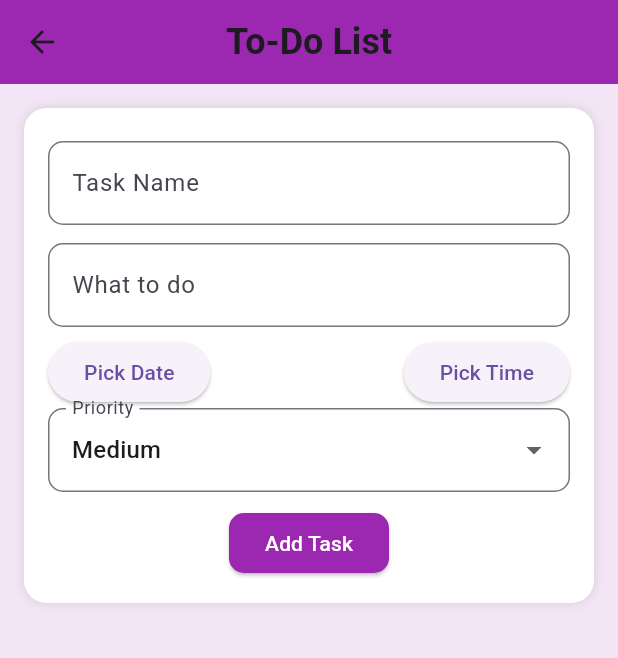
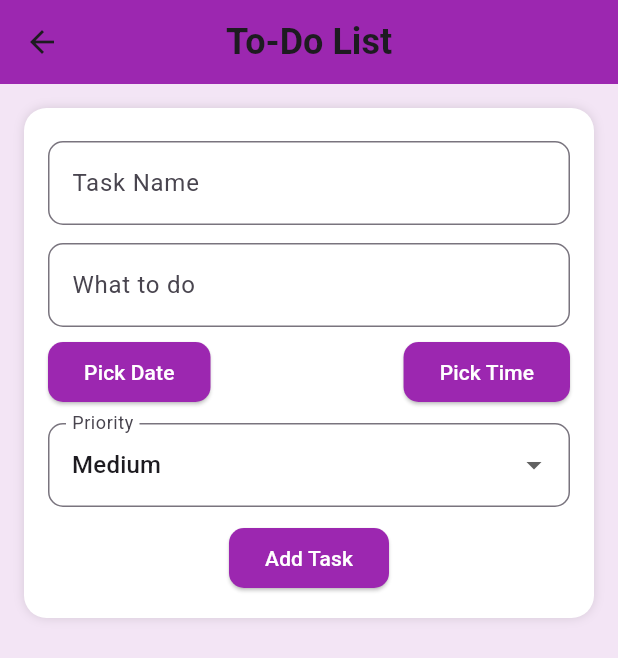
Before and after one commit to Yash29739/SafeHood, a Flutter app: the ToDoListScreen screen opened directly, after a tap on "Add Task", on a phone screen of 412 x 824 dp. Shown: the top 658 px of the screen. Run offline on Flutter 3.47's test engine with Material 3 defaults, Android fonts, the light colour scheme and no system bars; our stand-ins replace animated_splash_screen, cloud_firestore, firebase_core, page_transition, shared_preferences; missing offline and left inert: bcrypt; accounts and stored records are empty.

Commit message:
updates: todo list combined wiht firebase

```diff
--- a/lib/subScreens/community/todo_list_screen.dart
+++ b/lib/subScreens/community/todo_list_screen.dart
@@ -1,5 +1,7 @@
+import 'package:cloud_firestore/cloud_firestore.dart';
 import 'package:flutter/material.dart';
 import 'package:intl/intl.dart';
+import 'package:shared_preferences/shared_preferences.dart';
 
 class ToDoListScreen extends StatefulWidget {
   @override
@@ -7,34 +9,67 @@ class ToDoListScreen extends StatefulWidget {
 }
 
 class _ToDoListScreenState extends State<ToDoListScreen> {
-  final List<Map<String, dynamic>> _tasks = [];
   final TextEditingController _taskNameController = TextEditingController();
   final TextEditingController _taskDescController = TextEditingController();
   DateTime? _selectedDate;
   TimeOfDay? _selectedTime;
   String _selectedPriority = 'Medium';
+  String? _userId;
 
-  void _addTask() {
-    if (_taskNameController.text.isEmpty || _selectedDate == null || _selectedTime == null) {
+  @override
+  void initState() {
+    super.initState();
+    _loadUserId();
+  }
+
+  // ✅ Load userId from SharedPreferences
+  Future<void> _loadUserId() async {
+    SharedPreferences prefs = await SharedPreferences.getInstance();
+    setState(() {
+      _userId = prefs.getString('userId');
+    });
+  }
+
+  // ✅ Add task to Firestore
+  void _addTask() async {
+    if (_userId == null) {
+      print('No userId found! Cannot add task.');
       return;
     }
-    setState(() {
-      _tasks.add({
+    if (_taskNameController.text.isEmpty ||
+        _selectedDate == null ||
+        _selectedTime == null) {
+      return;
+    }
+
+    Map<String, dynamic> task = {
       'name': _taskNameController.text,
       'description': _taskDescController.text,
       'date': DateFormat('yyyy-MM-dd').format(_selectedDate!),
       'time': _selectedTime!.format(context),
       'priority': _selectedPriority,
       'completed': false,
-      });
+      'createdAt': FieldValue.serverTimestamp(),
+    };
+
+    // ✅ Add task to 'tasks' collection for the logged-in user
+    await FirebaseFirestore.instance
+        .collection('users')
+        .doc(_userId)
+        .collection('tasks')
+        .add(task);
+
+    // Clear inputs after adding task
     _taskNameController.clear();
     _taskDescController.clear();
+    setState(() {
       _selectedDate = null;
       _selectedTime = null;
       _selectedPriority = 'Medium';
     });
   }
 
+  // ✅ Select date
   void _selectDate() async {
     DateTime? pickedDate = await showDatePicker(
       context: context,
@@ -42,11 +77,14 @@ class _ToDoListScreenState extends State<ToDoListScreen> {
       firstDate: DateTime.now(),
       lastDate: DateTime(2101),
     );
+    if (pickedDate != null) {
       setState(() {
         _selectedDate = pickedDate;
       });
     }
+  }
 
+  // ✅ Select time
   void _selectTime() async {
     TimeOfDay? pickedTime = await showTimePicker(
       context: context,
@@ -59,16 +97,24 @@ class _ToDoListScreenState extends State<ToDoListScreen> {
     }
   }
 
-  void _toggleCompletion(int index) {
-    setState(() {
-      _tasks[index]['completed'] = !_tasks[index]['completed'];
-    });
+  // ✅ Toggle task completion
+  void _toggleCompletion(String taskId, bool isCompleted) async {
+    await FirebaseFirestore.instance
+        .collection('users')
+        .doc(_userId)
+        .collection('tasks')
+        .doc(taskId)
+        .update({'completed': !isCompleted});
   }
 
-  void _deleteTask(int index) {
-    setState(() {
-      _tasks.removeAt(index);
-    });
+  // ✅ Delete task from Firestore
+  void _deleteTask(String taskId) async {
+    await FirebaseFirestore.instance
+        .collection('users')
+        .doc(_userId)
+        .collection('tasks')
+        .doc(taskId)
+        .delete();
   }
 
   @override
@@ -76,7 +122,10 @@ class _ToDoListScreenState extends State<ToDoListScreen> {
     return Scaffold(
       backgroundColor: Colors.purple[50],
       appBar: AppBar(
-        title: Text("To-Do List", style: TextStyle(fontSize: 24, fontWeight: FontWeight.bold)),
+        title: const Text(
+          "To-Do List",
+          style: TextStyle(fontSize: 24, fontWeight: FontWeight.bold),
+        ),
         backgroundColor: Colors.purple,
         centerTitle: true,
       ),
@@ -84,13 +133,16 @@ class _ToDoListScreenState extends State<ToDoListScreen> {
         padding: const EdgeInsets.all(16.0),
         child: Column(
           children: [
+            // ✅ Task Input Form
             Container(
               decoration: BoxDecoration(
                 color: Colors.white,
                 borderRadius: BorderRadius.circular(15),
-                boxShadow: [BoxShadow(color: Colors.black12, blurRadius: 5)],
+                boxShadow: const [
+                  BoxShadow(color: Colors.black12, blurRadius: 5),
+                ],
               ),
-              padding: EdgeInsets.all(16),
+              padding: const EdgeInsets.all(16),
               child: Column(
                 children: [
                   _buildTextField("Task Name", _taskNameController),
@@ -98,17 +150,33 @@ class _ToDoListScreenState extends State<ToDoListScreen> {
                   Row(
                     mainAxisAlignment: MainAxisAlignment.spaceBetween,
                     children: [
-                      _buildDateTimeButton("Select Date", _selectedDate?.toString() ?? "Pick Date", _selectDate),
-                      _buildDateTimeButton("Select Time", _selectedTime?.format(context) ?? "Pick Time", _selectTime),
+                      _buildDateTimeButton(
+                        "Select Date",
+                        _selectedDate == null
+                            ? "Pick Date"
+                            : DateFormat('yyyy-MM-dd').format(_selectedDate!),
+                        _selectDate,
+                      ),
+                      _buildDateTimeButton(
+                        "Select Time",
+                        _selectedTime == null
+                            ? "Pick Time"
+                            : _selectedTime!.format(context),
+                        _selectTime,
+                      ),
                     ],
                   ),
+                  const SizedBox(height: 10),
                   DropdownButtonFormField<String>(
                     value: _selectedPriority,
                     decoration: InputDecoration(
                       labelText: "Priority",
-                      border: OutlineInputBorder(borderRadius: BorderRadius.circular(10)),
+                      border: OutlineInputBorder(
+                        borderRadius: BorderRadius.circular(10),
                       ),
-                    items: ["Low", "Medium", "High"].map((String value) {
+                    ),
+                    items:
+                        ["Low", "Medium", "High"].map((String value) {
                           return DropdownMenuItem<String>(
                             value: value,
                             child: Text(value),
@@ -125,43 +193,94 @@ class _ToDoListScreenState extends State<ToDoListScreen> {
                     onPressed: _addTask,
                     style: ElevatedButton.styleFrom(
                       backgroundColor: Colors.purple,
-                      shape: RoundedRectangleBorder(borderRadius: BorderRadius.circular(10)),
+                      shape: RoundedRectangleBorder(
+                        borderRadius: BorderRadius.circular(10),
                       ),
-                    child: Text("Add Task", style: TextStyle(color: Colors.white)),
+                    ),
+                    child: const Text(
+                      "Add Task",
+                      style: TextStyle(color: Colors.white),
+                    ),
                   ),
                 ],
               ),
             ),
             const SizedBox(height: 20),
+
+            // ✅ Task List Using StreamBuilder
             Expanded(
-              child: ListView.builder(
-                itemCount: _tasks.length,
+              child:
+                  _userId == null
+                      ? const Center(child: CircularProgressIndicator())
+                      : StreamBuilder(
+                        stream:
+                            FirebaseFirestore.instance
+                                .collection('users')
+                                .doc(_userId)
+                                .collection('tasks')
+                                .orderBy('createdAt', descending: true)
+                                .snapshots(),
+                        builder: (
+                          context,
+                          AsyncSnapshot<QuerySnapshot> snapshot,
+                        ) {
+                          if (!snapshot.hasData) {
+                            return const Center(
+                              child: CircularProgressIndicator(),
+                            );
+                          }
+                          var tasks = snapshot.data!.docs;
+
+                          return ListView.builder(
+                            itemCount: tasks.length,
                             itemBuilder: (context, index) {
+                              var task = tasks[index];
                               return Card(
                                 elevation: 3,
-                    shape: RoundedRectangleBorder(borderRadius: BorderRadius.circular(10)),
+                                shape: RoundedRectangleBorder(
+                                  borderRadius: BorderRadius.circular(10),
+                                ),
                                 child: ListTile(
-                      title: Text(_tasks[index]['name'], style: TextStyle(fontWeight: FontWeight.bold)),
+                                  title: Text(
+                                    task['name'],
+                                    style: const TextStyle(
+                                      fontWeight: FontWeight.bold,
+                                    ),
+                                  ),
                                   subtitle: Text(
-                        "${_tasks[index]['description']}\nDue: ${_tasks[index]['date']} at ${_tasks[index]['time']}\nPriority: ${_tasks[index]['priority']}",
+                                    "${task['description']}\nDue: ${task['date']} at ${task['time']}\nPriority: ${task['priority']}",
                                   ),
                                   trailing: Row(
                                     mainAxisSize: MainAxisSize.min,
                                     children: [
                                       IconButton(
                                         icon: Icon(
-                              _tasks[index]['completed'] ? Icons.check_box : Icons.check_box_outline_blank,
-                              color: _tasks[index]['completed'] ? Colors.green : null,
+                                          task['completed']
+                                              ? Icons.check_box
+                                              : Icons.check_box_outline_blank,
+                                          color:
+                                              task['completed']
+                                                  ? Colors.green
+                                                  : null,
                                         ),
-                            onPressed: () => _toggleCompletion(index),
+                                        onPressed:
+                                            () => _toggleCompletion(
+                                              task.id,
+                                              task['completed'],
+                                            ),
                                       ),
                                       IconButton(
-                            icon: Icon(Icons.delete, color: Colors.red),
-                            onPressed: () => _deleteTask(index),
+                                        icon: const Icon(
+                                          Icons.delete,
+                                          color: Colors.red,
+                                        ),
+                                        onPressed: () => _deleteTask(task.id),
                                       ),
                                     ],
                                   ),
                                 ),
+                              );
+                            },
                           );
                         },
                       ),
@@ -172,6 +291,7 @@ class _ToDoListScreenState extends State<ToDoListScreen> {
     );
   }
 
+  // ✅ Reusable TextField Widget
   Widget _buildTextField(String label, TextEditingController controller) {
     return Padding(
       padding: const EdgeInsets.symmetric(vertical: 6),
@@ -185,10 +305,19 @@ class _ToDoListScreenState extends State<ToDoListScreen> {
     );
   }
 
-  Widget _buildDateTimeButton(String label, String text, VoidCallback onPressed) {
+  // ✅ Reusable Button Widget for Date/Time Selection
+  Widget _buildDateTimeButton(
+    String label,
+    String text,
+    VoidCallback onPressed,
+  ) {
     return ElevatedButton(
       onPressed: onPressed,
-      child: Text(text),
+      style: ElevatedButton.styleFrom(
+        backgroundColor: Colors.purple,
+        shape: RoundedRectangleBorder(borderRadius: BorderRadius.circular(10)),
+      ),
+      child: Text(text, style: const TextStyle(color: Colors.white)),
     );
   }
 }
--- a/pubspec.yaml
+++ b/pubspec.yaml
@@ -43,6 +43,7 @@ dependencies:
   shared_preferences: ^2.5.2
   firebase_auth: ^5.5.1
   bcrypt: ^1.1.3
+  flutter_local_notifications: ^19.0.0
 
 
 dev_dependencies:
```
Also changed, not shown: pubspec.lock, 2 other files. Lines whose indentation alone changed are shown as unchanged.
